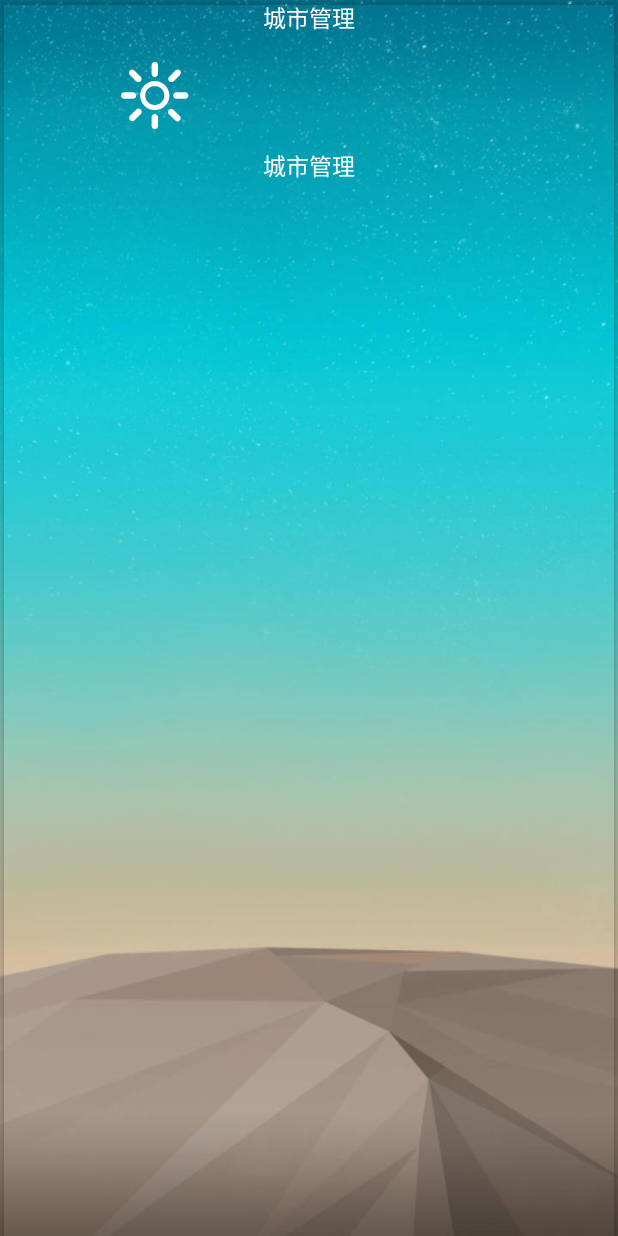
After one commit to objectyan/WeatherBaby, an Android app: the layout activity_city_manage_item.xml on its own in the app's theme, with its tools: preview values and no code run, on a phone screen of 412 x 824 dp. The commit adds this screen. Run offline under Robolectric (Android 15) with nearby library versions, the phone set to English and light mode, and no system bars.

Commit message:
添加gv模板

```diff
--- /dev/null
+++ b/app/src/main/java/me/objectyan/weatherbaby/entities/CityInfo.java
@@ -0,0 +1,5 @@
+package me.objectyan.weatherbaby.entities;
+
+public class CityInfo {
+
+}
--- /dev/null
+++ b/app/src/main/res/layout/activity_city_manage_item.xml
@@ -0,0 +1,80 @@
+<?xml version="1.0" encoding="utf-8"?>
+<androidx.cardview.widget.CardView xmlns:android="http://schemas.android.com/apk/res/android"
+    xmlns:app="http://schemas.android.com/apk/res-auto"
+    android:layout_width="match_parent"
+    android:layout_height="match_parent"
+    app:cardBackgroundColor="@color/transparent">
+
+    <LinearLayout
+        android:layout_width="match_parent"
+        android:layout_height="match_parent"
+        android:orientation="vertical">
+
+        <LinearLayout
+            android:layout_width="match_parent"
+            android:layout_height="wrap_content">
+
+            <TextView
+                android:id="@+id/city_name"
+                android:layout_width="match_parent"
+                android:layout_height="wrap_content"
+                android:gravity="center"
+                android:text="@string/city_manage"
+                android:textColor="@color/colorTemp"
+                android:textSize="15dp" />
+        </LinearLayout>
+
+        <LinearLayout
+            android:layout_width="match_parent"
+            android:layout_height="wrap_content">
+
+            <androidx.appcompat.widget.AppCompatImageView
+                android:layout_width="match_parent"
+                android:layout_height="50dp"
+                android:layout_marginTop="15dp"
+                android:layout_marginBottom="10dp"
+                android:layout_weight="1"
+                android:gravity="center_vertical"
+                app:srcCompat="@drawable/ic_weather_sunny" />
+
+            <LinearLayout
+                android:layout_width="match_parent"
+                android:layout_height="match_parent"
+                android:layout_weight="1"
+                android:gravity="center_vertical"
+                android:orientation="vertical">
+
+                <TextView
+                    android:id="@+id/city_weather_min"
+                    android:layout_width="match_parent"
+                    android:layout_height="wrap_content"
+                    android:gravity="center"
+                    android:textColor="@color/colorTemp" />
+
+                <TextView
+                    android:id="@+id/city_weather_max"
+                    android:layout_width="match_parent"
+                    android:layout_height="wrap_content"
+                    android:gravity="center"
+                    android:textColor="@color/colorTemp" />
+            </LinearLayout>
+
+        </LinearLayout>
+
+        <LinearLayout
+            android:layout_width="match_parent"
+            android:layout_height="wrap_content">
+
+            <TextView
+                android:id="@+id/city_weather"
+                android:layout_width="match_parent"
+                android:layout_height="wrap_content"
+                android:gravity="center"
+                android:text="@string/city_manage"
+                android:textColor="@color/colorTemp"
+                android:textSize="15dp" />
+        </LinearLayout>
+    </LinearLayout>
+
+
+</androidx.cardview.widget.CardView>
```
Also changed, not shown: app/src/main/java/me/objectyan/weatherbaby/activities/CityManageActivity.java (+12 -0 lines), app/src/main/java/me/objectyan/weatherbaby/adapter/CityManageAdapter.java (added, +58 -0 lines).
